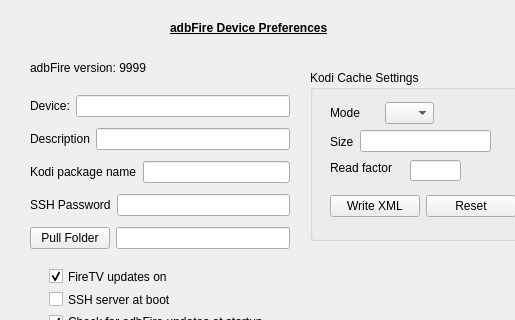
Qt form preferencesdialog.ui (kbrack1/adbFire) before a commit; both pictures show x 0 to 515 and y 0 to 320 of the 601 by 445 pixel window.
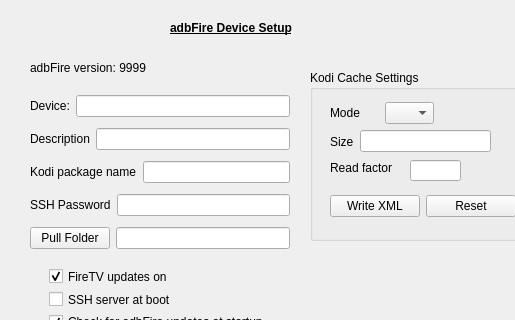
The same form after that commit.

What changed in the file:
```diff
--- a/preferencesdialog.ui
+++ b/preferencesdialog.ui
@@ -26,7 +26,7 @@
     </rect>
    </property>
    <property name="text">
-    <string>&lt;html&gt;&lt;head/&gt;&lt;body&gt;&lt;p&gt;&lt;span style=&quot; font-weight:600; text-decoration: underline;&quot;&gt;adbFire Device Preferences&lt;/span&gt;&lt;/p&gt;&lt;/body&gt;&lt;/html&gt;</string>
+    <string>&lt;html&gt;&lt;head/&gt;&lt;body&gt;&lt;p&gt;&lt;span style=&quot; font-weight:600; text-decoration: underline;&quot;&gt;adbFire Device Setup&lt;/span&gt;&lt;/p&gt;&lt;/body&gt;&lt;/html&gt;</string>
    </property>
   </widget>
   <widget class="QWidget" name="layoutWidget">
```
Left out of the diff: 2 changed lines with no effect on the pictures.
